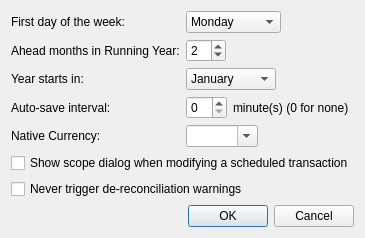
First picture: the form in qt/ui/preferences_panel.ui, repository Mouchnino/moneyguru, before the edit.
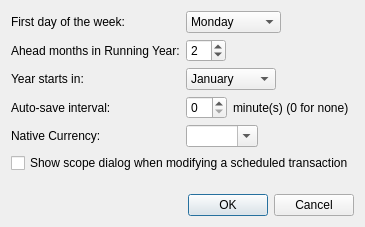
Second picture: the form after the edit.

Commit message:
[#99] qt: Removed de-reconciliation functionality.
extra : convert_revision : svn%3A7afd0f2a-1d33-46b8-9979-f8add37626ee/trunk%40387

The edit to the form file:
```diff
--- a/qt/ui/preferences_panel.ui
+++ b/qt/ui/preferences_panel.ui
@@ -240,13 +240,6 @@
      </property>
     </widget>
    </item>
-   <item>
-    <widget class="QCheckBox" name="dereconciliationWarningCheckBox">
-     <property name="text">
-      <string>Never trigger de-reconciliation warnings</string>
-     </property>
-    </widget>
-   </item>
    <item>
     <spacer name="verticalSpacer">
      <property name="orientation">
```
The commit also changes 4 other files.
